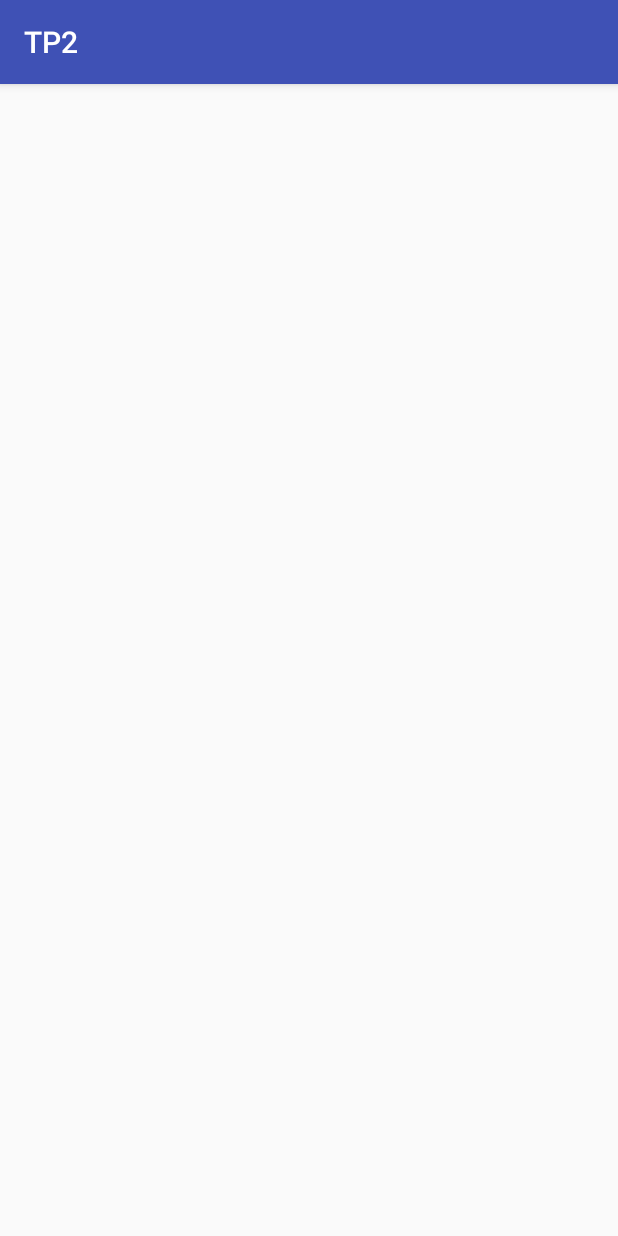
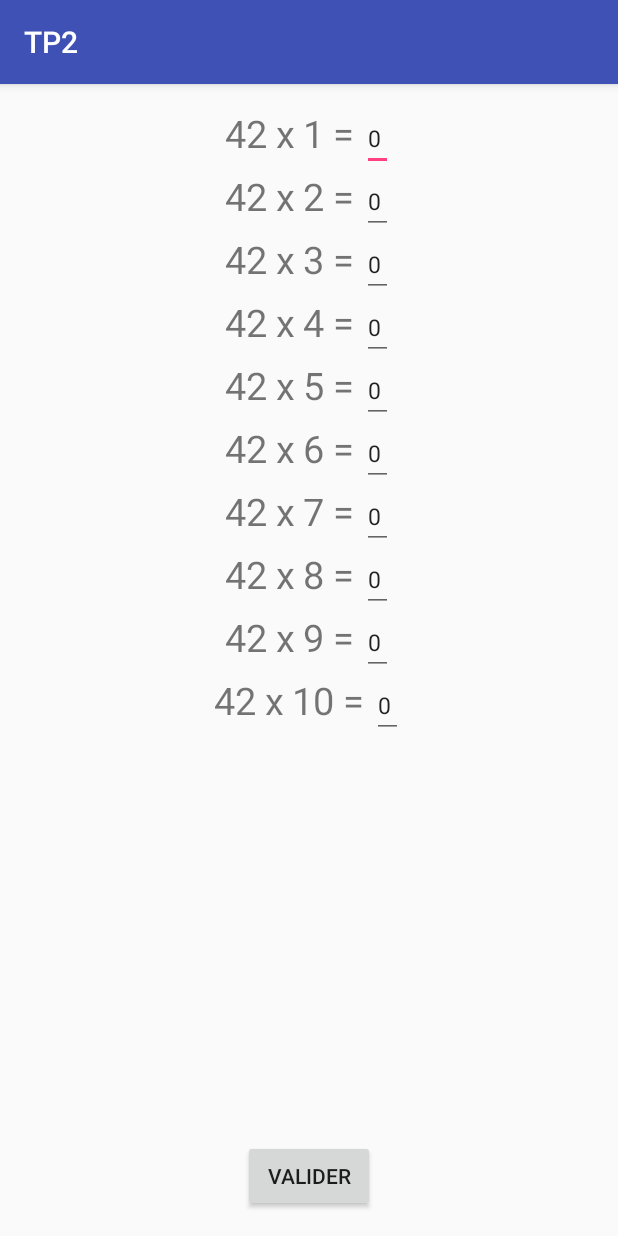
Before and after one commit to Valdavin/Android, an Android app: the TableMultiplicationActivity screen opened directly, with no data from a screen before it, on a phone screen of 412 x 824 dp. Run offline under Robolectric (Android 15) with nearby library versions, the phone set to English and light mode, and no system bars.

Commit message:
presque maggle

```diff
--- a/TP2/app/src/main/java/m4104c/tp2/TableMultiplicationActivity.java
+++ b/TP2/app/src/main/java/m4104c/tp2/TableMultiplicationActivity.java
@@ -1,15 +1,75 @@
 package m4104c.tp2;
 
+import android.annotation.TargetApi;
+import android.app.ActionBar;
+import android.os.Build;
+import android.provider.Settings;
 import android.support.v7.app.AppCompatActivity;
 import android.os.Bundle;
+import android.text.InputType;
+import android.view.Gravity;
+import android.view.View;
+import android.widget.EditText;
+import android.widget.LinearLayout;
+import android.widget.TextView;
+
+import java.lang.reflect.TypeVariable;
 
 public class TableMultiplicationActivity extends AppCompatActivity {
-
+    @TargetApi(Build.VERSION_CODES.JELLY_BEAN_MR1)
     @Override
+    public static int numeroTabl;
     protected void onCreate(Bundle savedInstanceState) {
         super.onCreate(savedInstanceState);
         setContentView(R.layout.activity_table_multiplication);
 
-        addContentView();
+
+        numeroTabl = getIntent().getIntExtra(Exercice5Activity.EXERCICE_4_NUMERO, 42);
+
+        LinearLayout MainLayout = (LinearLayout) findViewById(R.id.table_multiplication_layout);
+        for (int i = 0; i<10; i++) {
+            LinearLayout ll = new LinearLayout(this);
+            ll.setLayoutParams(new LinearLayout.LayoutParams(LinearLayout.LayoutParams.MATCH_PARENT, LinearLayout.LayoutParams.WRAP_CONTENT));
+            ll.setGravity(Gravity.CENTER);
+            ll.setOrientation(LinearLayout.HORIZONTAL);
+
+            TextView tw = new TextView(this);
+            tw.setLayoutParams(new LinearLayout.LayoutParams(LinearLayout.LayoutParams.WRAP_CONTENT, LinearLayout.LayoutParams.MATCH_PARENT));
+            String textMult = numeroTabl + " x " + (i+1) + " = ";
+            tw.setText(textMult);
+            tw.setTextSize(25);
+
+            EditText et = new EditText(this);
+            et.setLayoutParams(new LinearLayout.LayoutParams(LinearLayout.LayoutParams.WRAP_CONTENT, LinearLayout.LayoutParams.MATCH_PARENT));
+            et.setInputType(InputType.TYPE_CLASS_NUMBER);
+            et.setText("0");
+            et.setTextSize(15);
+
+            ll.addView(tw);
+            ll.addView(et);
+
+            MainLayout.addView(ll);
+
+
+
+
+        }
+    }
+
+    public void TableMultiplication_Valider(View view) {
+        int erreur = 0;
+        LinearLayout mainLayout = (LinearLayout) findViewById(R.id.table_multiplication_layout);
+        for (int i = 0; i<10; i++){
+            LinearLayout ln = (LinearLayout) mainLayout.getChildAt(i+1);
+            EditText et = (EditText) ln.getChildAt(1);
+
+            int numero = Integer.parseInt(et.getText().toString());
+
+            if (numero == (i+1)*numeroTabl){
+
+            }
+
+
+        }
     }
 }
--- a/TP2/app/src/main/res/layout/activity_table_multiplication.xml
+++ b/TP2/app/src/main/res/layout/activity_table_multiplication.xml
@@ -10,4 +10,21 @@
     android:orientation="vertical"
     tools:context="m4104c.tp2.TableMultiplicationActivity">
 
+    <LinearLayout
+        android:layout_width="match_parent"
+        android:layout_height="match_parent"
+        android:orientation="vertical"
+        android:id="@+id/table_multiplication_layout"
+        android:layout_weight="1">
+
+
+    </LinearLayout>
+
+    <Button
+        android:layout_width="wrap_content"
+        android:layout_height="wrap_content"
+        android:text="Valider"
+        android:layout_weight="0"
+        android:layout_gravity="center"
+        android:onClick=""/>
 </LinearLayout>
--- a/TP2/app/src/main/res/values/strings.xml
+++ b/TP2/app/src/main/res/values/strings.xml
@@ -7,4 +7,5 @@
     <string name="title_activity_exercice4">Exercice4Activity</string>
     <string name="title_activity_exercice5">Exercice5Activity</string>
     <string name="title_activity_table_multiplication">TableMultiplicationActivity</string>
+    <string name="exercice5_valider">VALIDER</string>
 </resources>
```
Also changed, not shown: TP2/app/src/main/java/m4104c/tp2/Exercice5Activity.java (+20 -1 lines), TP2/app/src/main/res/layout/activity_exercice5.xml (+9 -2 lines).
